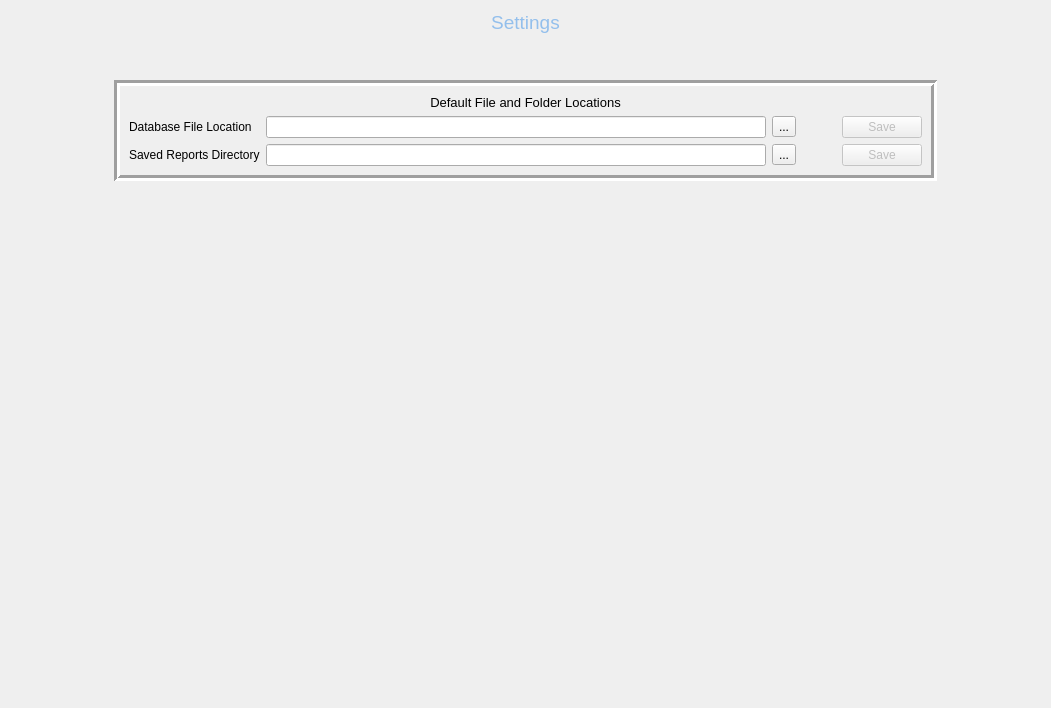
rbaker26/BigBlueBox, file src/pages/settingspage.ui: the form before one commit.
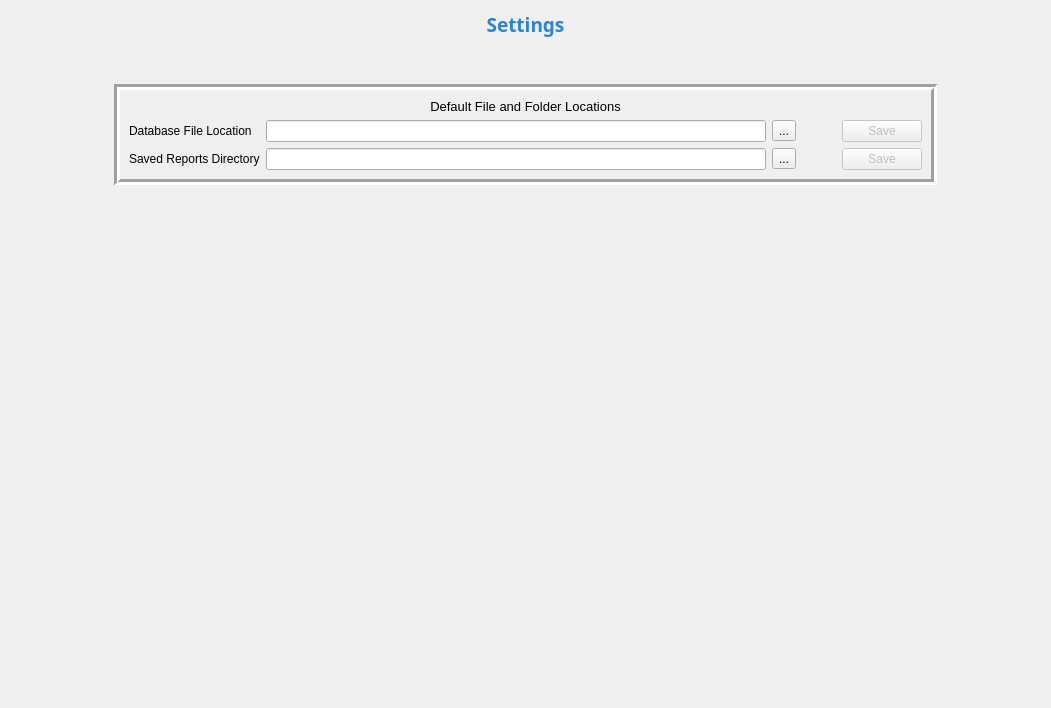
The form after the commit.

What changed in the file:
```diff
--- a/src/pages/settingspage.ui
+++ b/src/pages/settingspage.ui
@@ -18,8 +18,15 @@
     <layout class="QVBoxLayout" name="verticalLayout">
      <item>
       <widget class="QLabel" name="label">
+       <property name="font">
+        <font>
+         <family>Segoe UI Semibold</family>
+         <weight>75</weight>
+         <bold>true</bold>
+        </font>
+       </property>
        <property name="text">
-        <string>&lt;html&gt;&lt;head/&gt;&lt;body&gt;&lt;p align=&quot;center&quot;&gt;&lt;span style=&quot; font-size:14pt; color:#93bfec;&quot;&gt;Settings&lt;/span&gt;&lt;/p&gt;&lt;/body&gt;&lt;/html&gt;</string>
+        <string>&lt;html&gt;&lt;head/&gt;&lt;body&gt;&lt;p align=&quot;center&quot;&gt;&lt;span style=&quot; font-size:14pt; color:#2a82da;&quot;&gt;Settings&lt;/span&gt;&lt;/p&gt;&lt;/body&gt;&lt;/html&gt;</string>
        </property>
       </widget>
      </item>
```
